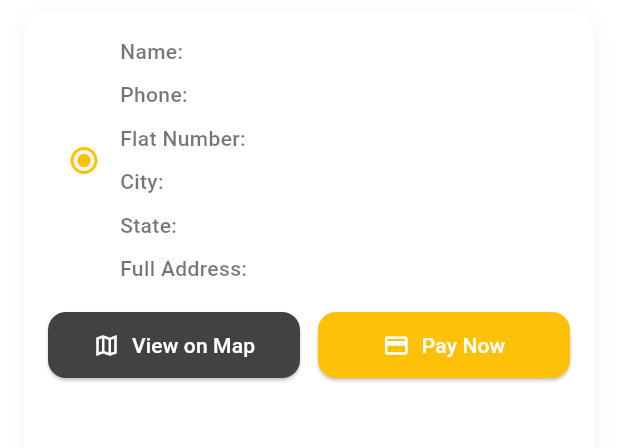
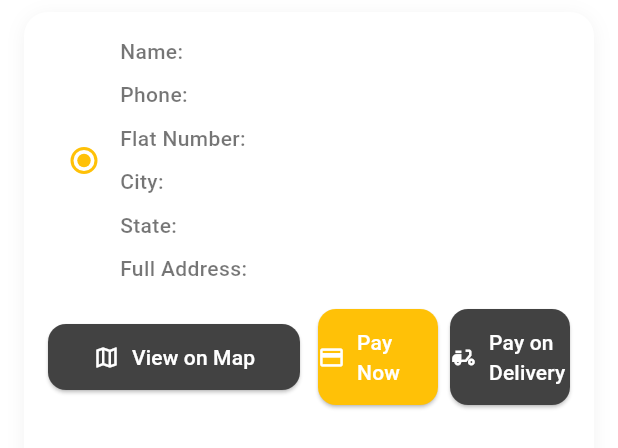
Before and after one commit to Ikpambese/hiive-user, a Flutter app: the AddressDesign widget shown alone on an empty page, opened directly with empty values, on a phone screen of 412 x 824 dp. Shown: the top 448 px of the screen. Run offline on Flutter 3.47's test engine with Material 3 defaults, Android fonts, the phone set to English and light mode, and no system bars; our stand-ins replace animated_text_kit, audioplayers, cached_network_image, carousel_slider, cloud_firestore, firebase_auth and 14 more; missing offline and left inert: flutterwave_standard; accounts and stored records are empty; network calls fail.

Commit message:
pay on delivery method

```diff
--- a/lib/widget/address_design.dart
+++ b/lib/widget/address_design.dart
@@ -148,11 +148,13 @@ class _AddressDesignState extends State<AddressDesign>
                             Provider.of<AddressChanger>(context).count) ...[
                           const SizedBox(width: 12),
                           Expanded(
+                            child: Row(
+                              children: [
+                                Expanded(
                                   child: ElevatedButton.icon(
                                     onPressed: () {
                                       OyaPay(
-                                  logistics:
-                                      sharedPreferences!.getInt('logistics')!,
+                                        logistics: sharedPreferences!.getInt('logistics')!,
                                         ctx: context,
                                         price: widget.totalAmount!.toInt(),
                                         email: sharedPreferences!.getString('email')!,
@@ -192,12 +194,42 @@ class _AddressDesignState extends State<AddressDesign>
                                     style: ElevatedButton.styleFrom(
                                       backgroundColor: Colors.amber,
                                       foregroundColor: Colors.white,
-                                padding:
-                                    const EdgeInsets.symmetric(vertical: 12),
+                                      padding: const EdgeInsets.symmetric(vertical: 12),
                                       shape: RoundedRectangleBorder(
                                         borderRadius: BorderRadius.circular(12),
                                       ),
                                     ),
+                                  ),
+                                ),
+                                const SizedBox(width: 8),
+                                Expanded(
+                                  child: ElevatedButton.icon(
+                                    onPressed: () {
+                                      Navigator.push(
+                                        context,
+                                        MaterialPageRoute(
+                                          builder: (context) => PlacedOrderScreen(
+                                            addressID: widget.addressID,
+                                            totalAmount: widget.totalAmount,
+                                            sellerUID: widget.sellerUID,
+                                            paymentMethod: 'Online',  // Add this line
+                                          ),
+                                        ),
+                                      );
+                                    },
+                                    icon: const Icon(Icons.delivery_dining),
+                                    label: const Text('Pay on Delivery'),
+                                    style: ElevatedButton.styleFrom(
+                                      backgroundColor: Colors.grey[800],
+                                      foregroundColor: Colors.white,
+                                      padding: const EdgeInsets.symmetric(vertical: 12),
+                                      shape: RoundedRectangleBorder(
+                                        borderRadius: BorderRadius.circular(12),
+                                      ),
+                                    ),
+                                  ),
+                                ),
+                              ],
                             ),
                           ),
                         ],
```
Also changed, not shown: lib/screens/placed_order.dart (+16 -7 lines). Lines whose indentation alone changed are shown as unchanged.
